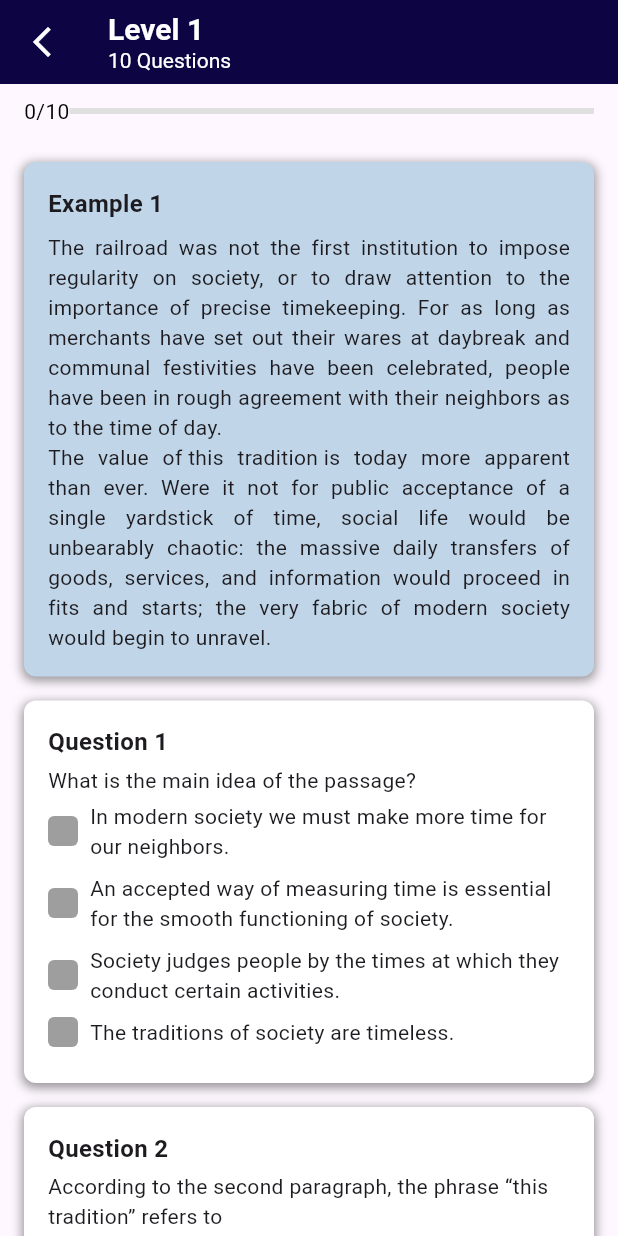
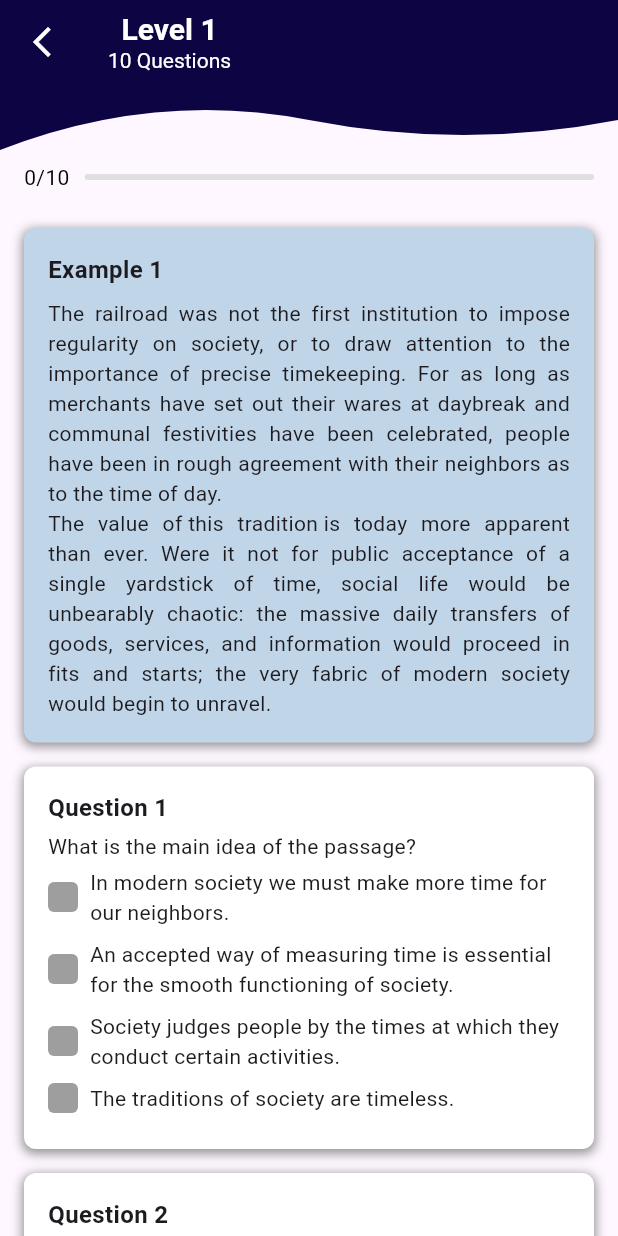
Before and after one commit to andraalayubi/learn-toefl-fork, a Flutter app: the ExerciseQuestionAnswer screen opened directly, on a phone screen of 412 x 824 dp. Run offline on Flutter 3.47's test engine with Material 3 defaults, Android fonts, the phone set to English and light mode, and no system bars; our stand-ins replace audioplayers, curved_navigation_bar, google_fonts, sqflite, youtube_player_flutter; accounts and stored records are empty.

Commit message:
update exercise_question_answer.dart

```diff
--- a/lib/pages/exercise/exercise_question_answer.dart
+++ b/lib/pages/exercise/exercise_question_answer.dart
@@ -1,8 +1,26 @@
 import 'package:flutter/material.dart';
 import 'package:learn_toefl/widget/question_widgets.dart';
+import 'package:learn_toefl/pages/exercise/correct_incorrect.dart';
+
+class CustomAppBar extends CustomClipper<Path> {
+  @override
+  Path getClip(Size size) {
+    Path path = Path();
+    path.lineTo(0, size.height);
+    path.quadraticBezierTo(size.width / 4, size.height - 40, size.width / 2, size.height - 20);
+    path.quadraticBezierTo(3 / 4 * size.width, size.height, size.width, size.height - 20);
+    path.lineTo(size.width, 0);
+    return path;
+  }
+
+  @override
+  bool shouldReclip(CustomClipper<Path> oldClipper) {
+    return false;
+  }
+}
 
 class ExerciseQuestionAnswer extends StatefulWidget {
-  const ExerciseQuestionAnswer({super.key});
+  const ExerciseQuestionAnswer({Key? key}) : super(key: key);
 
   @override
   _ExerciseQuestionAnswerState createState() => _ExerciseQuestionAnswerState();
@@ -21,21 +39,35 @@ class _ExerciseQuestionAnswerState extends State<ExerciseQuestionAnswer> {
         currentQuestion += 1;
       } // Menambah progres setiap kali pertanyaan dijawab
     });
+// Jika semua pertanyaan telah dijawab, arahkan ke halaman CorrectIncorrectScreen
+    if (currentQuestion >= totalQuestions) {
+      Navigator.push(
+        context,
+        MaterialPageRoute(
+            builder: (context) =>
+                CorrectIncorrect()), // Halaman yang akan dituju
+      );
+    }
   }
 
   @override
   Widget build(BuildContext context) {
     return Scaffold(
-      appBar: AppBar(
-        title: const Column(
-          crossAxisAlignment: CrossAxisAlignment.start,
+      appBar: PreferredSize(
+        preferredSize: Size.fromHeight(100),
+        child: ClipPath(
+          clipper: CustomAppBar(),
+          child: AppBar(
+            title: Column(
+              //crossAxisAlignment: CrossAxisAlignment.start,
               children: [
                 Text(
                   'Level 1',
                   style: TextStyle(
                     color: Colors.white,
                     fontSize: 20,
-                  fontWeight: FontWeight.bold),
+                    fontWeight: FontWeight.bold,
+                  ),
                 ),
                 Text(
                   '10 Questions',
@@ -43,10 +75,12 @@ class _ExerciseQuestionAnswerState extends State<ExerciseQuestionAnswer> {
                 ),
               ],
             ),
-        backgroundColor: const Color(0xFF0D0443),
+            backgroundColor: Color(0xFF0D0443),
             leading: IconButton(
-          icon: const Icon(Icons.arrow_back_ios_new, color: Colors.white),
+              icon: Icon(Icons.arrow_back_ios_new, color: Colors.white),
               onPressed: () => Navigator.pop(context),
+            ),
+          ),
         ),
       ),
       body: Column(
@@ -59,15 +93,18 @@ class _ExerciseQuestionAnswerState extends State<ExerciseQuestionAnswer> {
               children: [
                 Text(
                   '$currentQuestion/$totalQuestions', // Teks progress dengan format "1/10"
-                  style: const TextStyle(color: Colors.black, fontSize: 14),
+                  style: TextStyle(color: Colors.black, fontSize: 14),
                 ),
+                SizedBox(width: 10),
                 Expanded(
                   child: LinearProgressIndicator(
+                    borderRadius: BorderRadius.circular(50),
                     value: currentQuestion / totalQuestions, // Progress bar
                     backgroundColor:
                         Colors.grey[300], // Warna latar belakang progress bar
-                    valueColor: const AlwaysStoppedAnimation<Color>(
-                        Color(0xFF0D0443),), // Warna progress bar
+                    valueColor: AlwaysStoppedAnimation<Color>(
+                      Color(0xFF0D0443),
+                    ), // Warna progress bar
                   ),
                 ),
               ],
@@ -79,7 +116,7 @@ class _ExerciseQuestionAnswerState extends State<ExerciseQuestionAnswer> {
               child: Column(
                 crossAxisAlignment: CrossAxisAlignment.start,
                 children: [
-                  const CustomBox(
+                  CustomBox(
                     // Menggunakan CustomBox untuk bacaan
                     title: 'Example 1',
                     content:
@@ -92,7 +129,7 @@ class _ExerciseQuestionAnswerState extends State<ExerciseQuestionAnswer> {
                   QuestionBox(
                     questionNumber: 1,
                     question: 'What is the main idea of the passage?',
-                    options:  [
+                    options: [
                       'In modern society we must make more time for our neighbors.',
                       'An accepted way of measuring time is essential for the smooth functioning of society.',
                       'Society judges people by the times at which they conduct certain activities.',
```
Also changed, not shown: lib/pages/exercise/correct_incorrect.dart (added, +251 -0 lines). Lines whose indentation alone changed are shown as unchanged.
